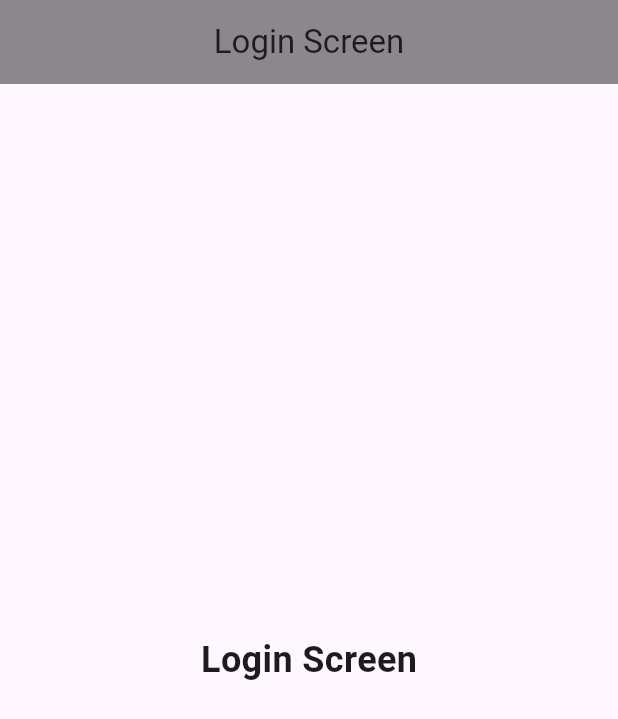
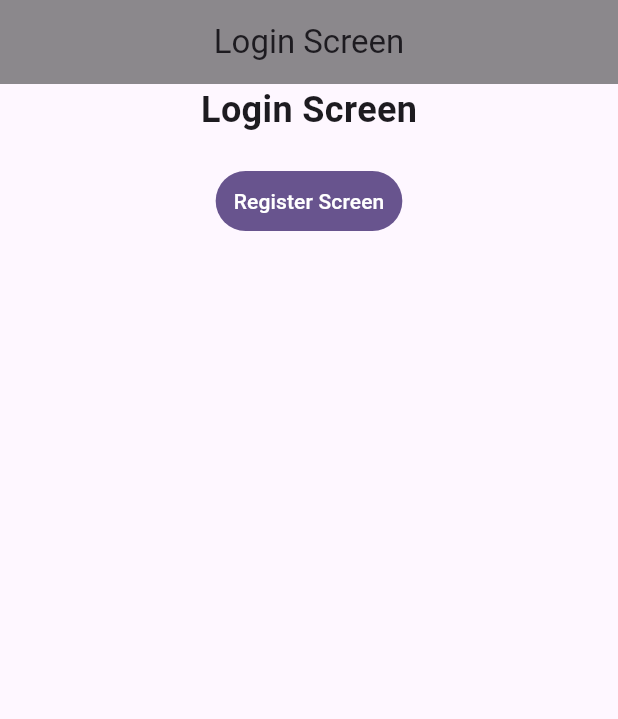
Before and after one commit to heluDuyne/E-Commerce_FrontEnd, a Flutter app: the screen it shows after launch, on a phone screen of 412 x 824 dp. Shown: the top 719 px of the screen. Run offline on Flutter 3.47's test engine with Material 3 defaults, Android fonts, the phone set to English and light mode, and no system bars; our stand-ins replace auto_route, connectivity_plus, equatable, freezed_annotation; generated files the repository leaves out were written again.

Commit message:
fix. Fix related error in build job, demo navigatinge between screens

```diff
--- a/lib/scr/core/utils/app_route/app_router.dart
+++ b/lib/scr/core/utils/app_route/app_router.dart
@@ -2,12 +2,13 @@ import 'package:auto_route/auto_route.dart';
 import 'package:e_commerce_frontend/scr/core/utils/app_route/app_router.gr.dart';
 
 @AutoRouterConfig(replaceInRouteName: 'Screen|Page,Route')
-class AppRouter extends RootStackRouter{
+class AppRouter extends RootStackRouter {
   @override
   RouteType get defaultRouteType => const RouteType.material(); //.cupertino, .adaptive ..etc
 
   @override
   List<AutoRoute> get routes => [
     AutoRoute(page: LoginRoute.page, initial: true),
+    AutoRoute(page: SignUpRoute.page),
   ];
 }
--- a/lib/scr/presentation/screens/login_screen/login_screen.dart
+++ b/lib/scr/presentation/screens/login_screen/login_screen.dart
@@ -1,4 +1,5 @@
 import 'package:auto_route/auto_route.dart';
+import 'package:e_commerce_frontend/scr/core/utils/app_route/app_router.gr.dart';
 import 'package:flutter/material.dart';
 
 @RoutePage()
@@ -14,9 +15,26 @@ class LoginScreen extends StatelessWidget {
         backgroundColor: Colors.black45,
       ),
       body: Center(
-        child: Text(
-          'Login Screen',
-          style: TextStyle(fontSize: 24, fontWeight: FontWeight.bold),
+        child: Column(
+          children: [
+            Text(
+              'Login Screen',
+              style: TextStyle(fontSize: 24, fontWeight: FontWeight.bold),
+            ),
+            SizedBox(height: 20),
+            TextButton(
+              onPressed: () {
+                context.router.push(SignUpRoute());
+              },
+              style: TextButton.styleFrom(
+                backgroundColor: Theme.of(context).primaryColor,
+              ),
+              child: Text(
+                "Register Screen",
+                style: TextStyle(color: Colors.white),
+              ),
+            ),
+          ],
         ),
       ),
     );
```
Also changed, not shown: lib/scr/presentation/screens/sign_up_screen/sign_up_screen.dart (+28 -0 lines), lib/scr/core/utils/app_route/app_router.gr.dart (added), 2 other files.
